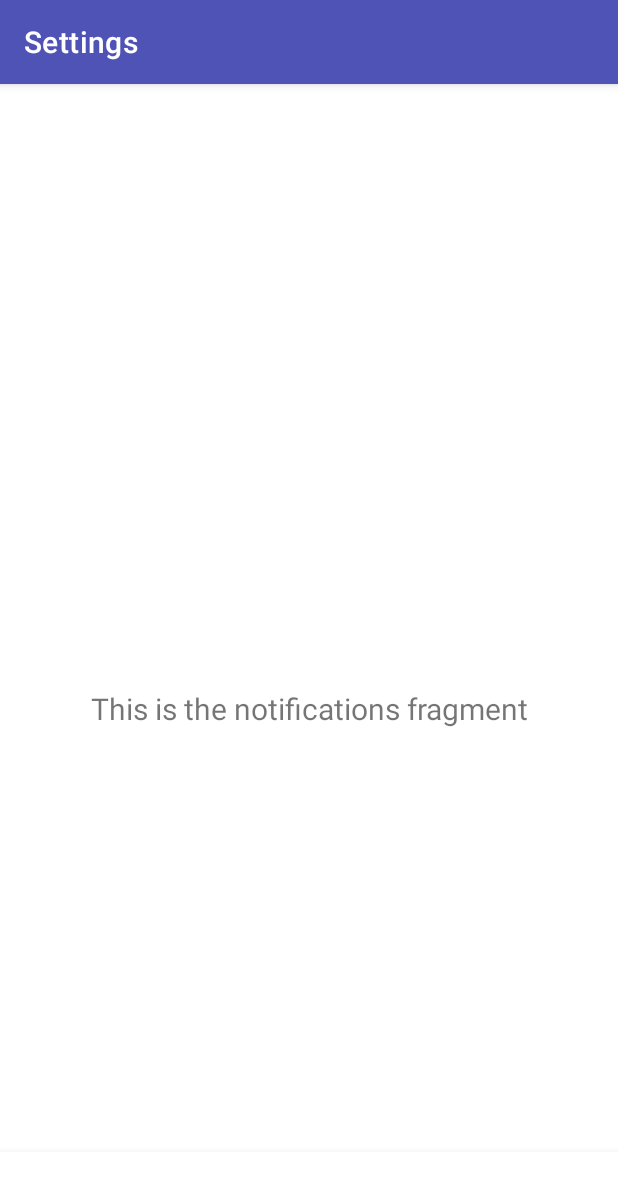
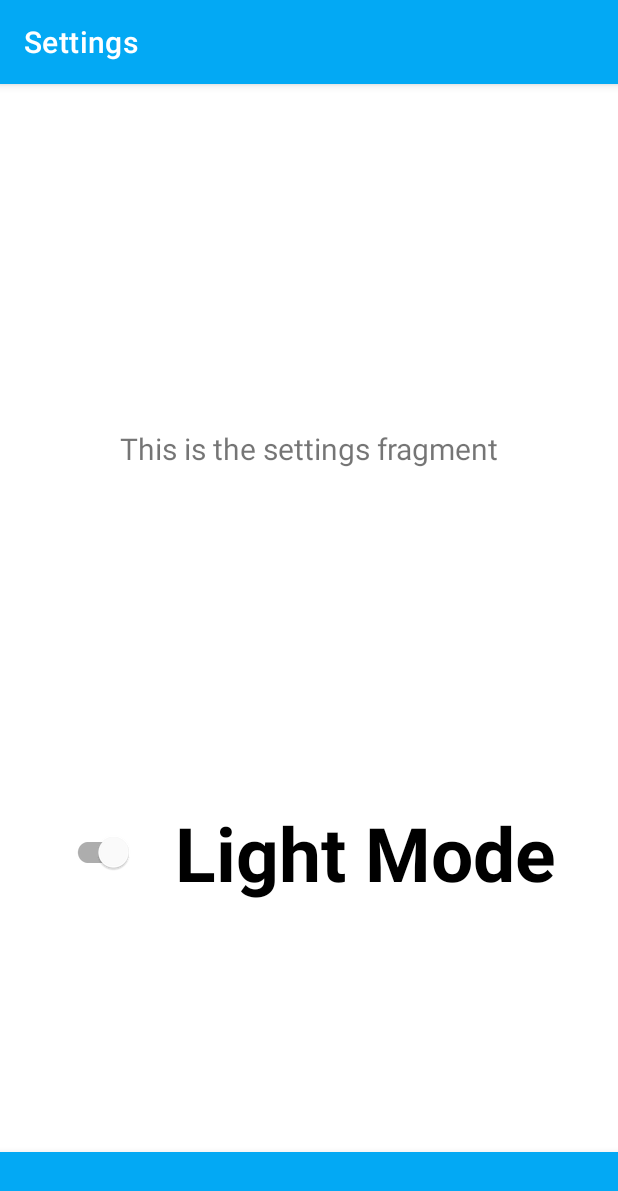
Before and after one commit to DanielAMoreno5775/androidUI, an Android app: the SettingsFragment screen opened through its navigation route, on a phone screen of 412 x 824 dp. Shown: the top 1191 px of the screen. Run offline under Robolectric (Android 15) with nearby library versions, the light colour scheme and no system bars; our stand-ins replace navigation-ui; libraries missing offline, so code that uses them is left out: com.smarteist.autoimageslider; pictures from the network do not load; 6 statements that could not run were skipped.

Commit message:
Implement light and dark modes

```diff
--- a/app/src/main/java/com/example/androiduiexperiments/ui/settings/SettingsFragment.kt
+++ b/app/src/main/java/com/example/androiduiexperiments/ui/settings/SettingsFragment.kt
@@ -4,10 +4,17 @@ import android.os.Bundle
 import android.view.LayoutInflater
 import android.view.View
 import android.view.ViewGroup
+import android.widget.CompoundButton
 import android.widget.TextView
+import android.widget.Toast
+import androidx.appcompat.app.AppCompatDelegate
+import androidx.core.app.ActivityCompat.recreate
 import androidx.fragment.app.Fragment
 import androidx.lifecycle.ViewModelProvider
 import com.example.androiduiexperiments.databinding.FragmentSettingsBinding
+import com.example.androiduiexperiments.R
+import com.google.android.material.switchmaterial.SwitchMaterial
+import java.util.Objects
 
 class SettingsFragment : Fragment() {
 
@@ -35,6 +42,22 @@ class SettingsFragment : Fragment() {
         return root
     }
 
+    override fun onViewCreated(view: View, savedInstanceState: Bundle?) {
+        super.onViewCreated(view, savedInstanceState)
+
+        val modeSwitcherBtn = view.findViewById<SwitchMaterial>(R.id.switchBtn)
+        modeSwitcherBtn.setText("Light Mode")
+
+        modeSwitcherBtn?.setOnCheckedChangeListener({ _ , isChecked ->
+            if (isChecked) modeSwitcherBtn.setText("Night Mode")
+            else modeSwitcherBtn.setText("Light Mode")
+            AppCompatDelegate.setDefaultNightMode(
+                if (isChecked) AppCompatDelegate.MODE_NIGHT_YES
+                else AppCompatDelegate.MODE_NIGHT_NO
+            )
+        })
+    }
+
     override fun onDestroyView() {
         super.onDestroyView()
         _binding = null
--- a/app/src/main/java/com/example/androiduiexperiments/ui/settings/SettingsViewModel.kt
+++ b/app/src/main/java/com/example/androiduiexperiments/ui/settings/SettingsViewModel.kt
@@ -7,7 +7,7 @@ import androidx.lifecycle.ViewModel
 class SettingsViewModel : ViewModel() {
 
     private val _text = MutableLiveData<String>().apply {
-        value = "This is the notifications fragment"
+        value = "This is the settings fragment"
     }
     val text: LiveData<String> = _text
 }
--- a/app/src/main/res/layout/fragment_settings.xml
+++ b/app/src/main/res/layout/fragment_settings.xml
@@ -17,6 +17,23 @@
         android:textSize="20sp"
         app:layout_constraintBottom_toBottomOf="parent"
         app:layout_constraintEnd_toEndOf="parent"
+        app:layout_constraintHorizontal_bias="0.0"
         app:layout_constraintStart_toStartOf="parent"
-        app:layout_constraintTop_toTopOf="parent" />
+        app:layout_constraintTop_toTopOf="parent"
+        app:layout_constraintVertical_bias="0.244" />
+
+    <com.google.android.material.switchmaterial.SwitchMaterial
+        android:id="@+id/switchBtn"
+        android:layout_width="0dp"
+        android:layout_height="wrap_content"
+        android:layoutDirection="rtl"
+        android:textAlignment="textEnd"
+        android:textSize="50dp"
+        android:textStyle="bold"
+        app:layout_constraintBottom_toBottomOf="parent"
+        app:layout_constraintEnd_toEndOf="parent"
+        app:layout_constraintStart_toStartOf="parent"
+        app:layout_constraintTop_toBottomOf="@+id/text_settings"
+        app:layout_constraintWidth_percent="0.8"
+        tools:text="Light Mode" />
 </androidx.constraintlayout.widget.ConstraintLayout>
--- a/app/src/main/res/values-night/themes.xml
+++ b/app/src/main/res/values-night/themes.xml
@@ -2,20 +2,36 @@
     <!-- Base application theme. -->
     <style name="Theme.AndroidUIExperiments" parent="Theme.MaterialComponents.DayNight.DarkActionBar">
         <!-- Primary brand color. -->
-        <item name="colorPrimary">@color/skobeloff</item>
-        <item name="colorPrimaryVariant">@color/graphite_black</item>
+        <item name="colorPrimary">@color/skobeloff</item>   <!-- Selected navbar button & status bar -->
+        <item name="colorPrimaryVariant">@color/dark_navy_blue</item>
         <item name="colorOnPrimary">@color/white</item>
         <!-- Secondary brand color. -->
-        <item name="colorSecondary">@color/dark_navy_blue</item>
-        <item name="colorSecondaryVariant">@color/plump_purple</item>
-        <item name="colorOnSecondary">@color/white</item>
+        <item name="colorSecondary">@color/khaki</item>    <!-- Switch button -->
+        <item name="colorSecondaryVariant">@color/golden_poppy</item>
+        <item name="colorOnSecondary">@color/black</item>
         <!-- Tertiary brand color. -->
-        <item name="colorTertiary">@color/golden_poppy</item>
+        <item name="colorTertiary">@color/error_red</item>
         <item name="colorOnTertiary">@color/black</item>
-        <!-- Status bar color. -->
         <item name="android:statusBarColor" tools:targetApi="21">?attr/colorPrimaryVariant</item>
+        <item name="android:navigationBarColor" tools:targetApi="21">@color/black</item>
+        <item name="android:colorError" tools:targetApi="26">@color/error_red</item>
+        <item name="android:colorBackground" tools:targetApi="19">@color/graphite_black</item>
+        <item name="android:colorAccent" tools:targetApi="21">?attr/colorSecondaryVariant</item>
+        <item name="android:colorPressedHighlight" tools:targetApi="21">?attr/colorSecondaryVariant</item>
+        <item name="android:state_selected" tools:targetApi="21">?attr/colorSecondaryVariant</item>
+        <item name="bottomNavigationStyle">@style/Widget.App.BottomNavigationViewDark</item>
         <!-- Customize your theme here. -->
     </style>
+
+    <style name="Widget.App.BottomNavigationViewDark" parent="Widget.MaterialComponents.BottomNavigationView.Colored">
+        <item name="materialThemeOverlay">@style/ThemeOverlay.App.BottomNavigationViewDark</item>
+    </style>
+
+    <style name="ThemeOverlay.App.BottomNavigationViewDark" parent="">
+        <item name="colorOnPrimary">@color/white</item>
+        <item name="android:colorBackground" tools:targetApi="19">#03A9F4</item>
+    </style>
+
     <!-- Base application theme. -->
     <style name="Base.Theme.AndroidUIExperiments" parent="Theme.Material3.DayNight.NoActionBar">
         <!-- Customize your dark theme here. -->
--- a/app/src/main/res/values/themes.xml
+++ b/app/src/main/res/values/themes.xml
@@ -2,7 +2,7 @@
     <!-- Base application theme. -->
     <style name="Theme.AndroidUIExperiments" parent="Theme.MaterialComponents.DayNight.DarkActionBar">
         <!-- Primary brand color. -->
-        <item name="colorPrimary">@color/plump_purple</item>
+        <item name="colorPrimary">#03A9F4</item>
         <item name="colorPrimaryVariant">@color/dark_navy_blue</item>
         <item name="colorOnPrimary">@color/white</item>
         <!-- Secondary brand color. -->
@@ -14,8 +14,19 @@
         <item name="colorOnTertiary">@color/black</item>
         <!-- Status bar color. -->
         <item name="android:statusBarColor" tools:targetApi="21">?attr/colorPrimaryVariant</item>
+        <item name="bottomNavigationStyle">@style/Widget.App.BottomNavigationViewLight</item>
         <!-- Customize your theme here. -->
     </style>
+
+    <style name="Widget.App.BottomNavigationViewLight" parent="Widget.MaterialComponents.BottomNavigationView.Colored">
+        <item name="materialThemeOverlay">@style/ThemeOverlay.App.BottomNavigationViewLight</item>
+    </style>
+
+    <style name="ThemeOverlay.App.BottomNavigationViewLight" parent="">
+        <item name="colorOnPrimary">@color/white</item>
+        <item name="android:colorBackground" tools:targetApi="19">#03A9F4</item>
+    </style>
+
     <!-- Base application theme. -->
     <style name="Base.Theme.AndroidUIExperiments" parent="Theme.Material3.DayNight.NoActionBar">
         <!-- Customize your light theme here. -->
```
